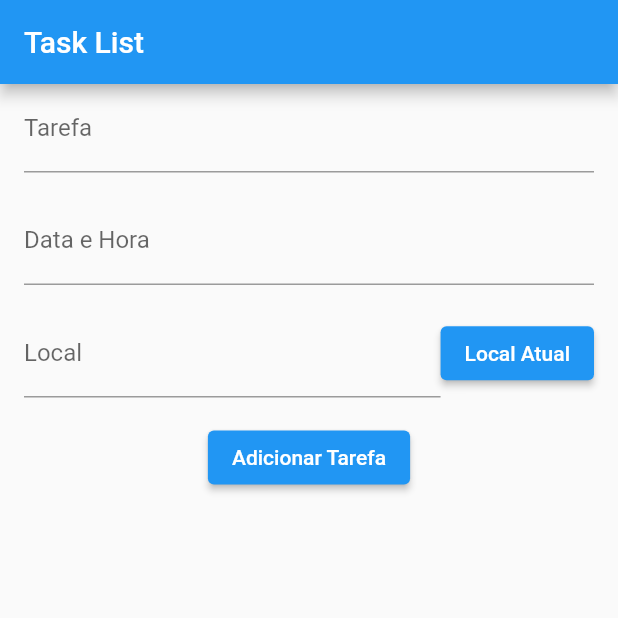
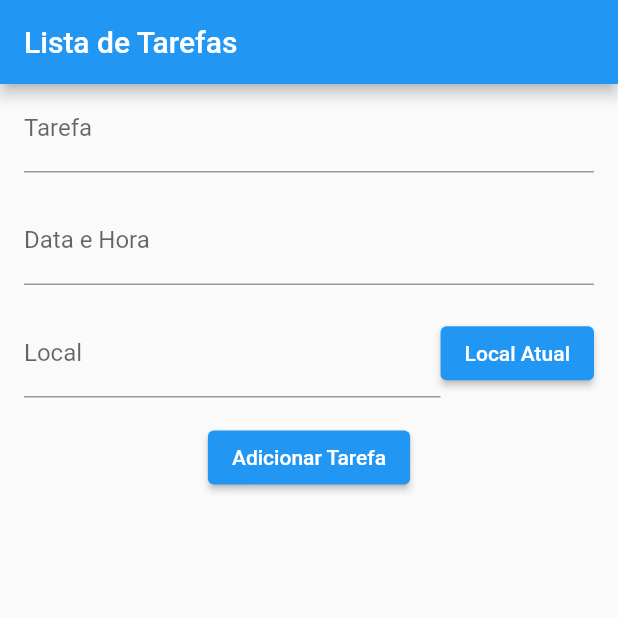
Before and after one commit to liercesantos/influtter, a Flutter app: the screen it shows after launch, on a phone screen of 412 x 824 dp, the top half of it. Run offline on Flutter 3.47's test engine with Material 2 defaults, Android fonts, the phone set to English and light mode, and no system bars; our stand-ins replace geocoding, geolocator.

Commit message:
Adicionados prints do aplicativo.

```diff
--- a/lib/main.dart
+++ b/lib/main.dart
@@ -36,7 +36,7 @@ class _TaskAppState extends State<TaskApp> {
   @override
   Widget build(BuildContext context) {
     return MaterialApp(
-      title: 'Task App',
+      title: 'InFlutter',
       theme: ThemeData(
         primarySwatch: Colors.blue,
       ),
@@ -44,7 +44,7 @@ class _TaskAppState extends State<TaskApp> {
         builder: (context, orientation) {
           return Scaffold(
             appBar: AppBar(
-              title: Text('Task List'),
+              title: Text('Lista de Tarefas'),
             ),
             body: _buildBody(orientation),
           );
```
Also changed, not shown: lib/prtscr/prtscr.01.jpeg (added), lib/prtscr/prtscr.02.jpeg (added), lib/prtscr/prtscr.03.jpeg (added), lib/prtscr/prtscr.04.jpeg (added), lib/prtscr/prtscr.05.jpeg (added), lib/prtscr/prtscr.06.jpeg (added), lib/prtscr/prtscr.07.jpeg (added), lib/prtscr/prtscr.08.jpeg (added), lib/prtscr/prtscr.09.jpeg (added), lib/prtscr/prtscr.10.jpeg (added), lib/prtscr/prtscr.11.jpeg (added), 1 other file.
